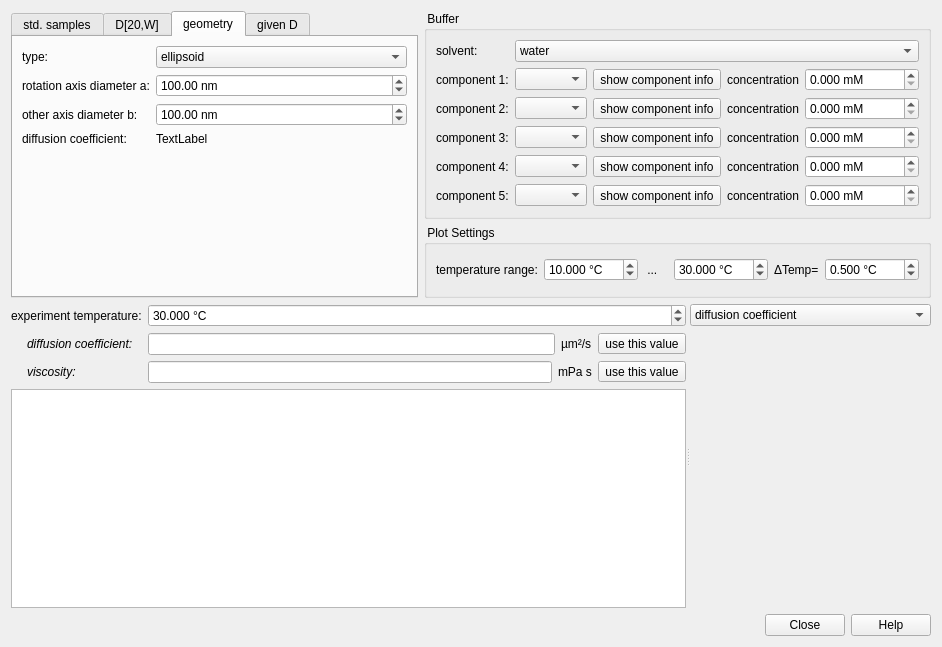
This is plugins/calc_diffcoeff/dlgcalcdiffcoeff.ui in jkriege2/QuickFit3 as Qt 5 draws it before an edit. The edited form follows.
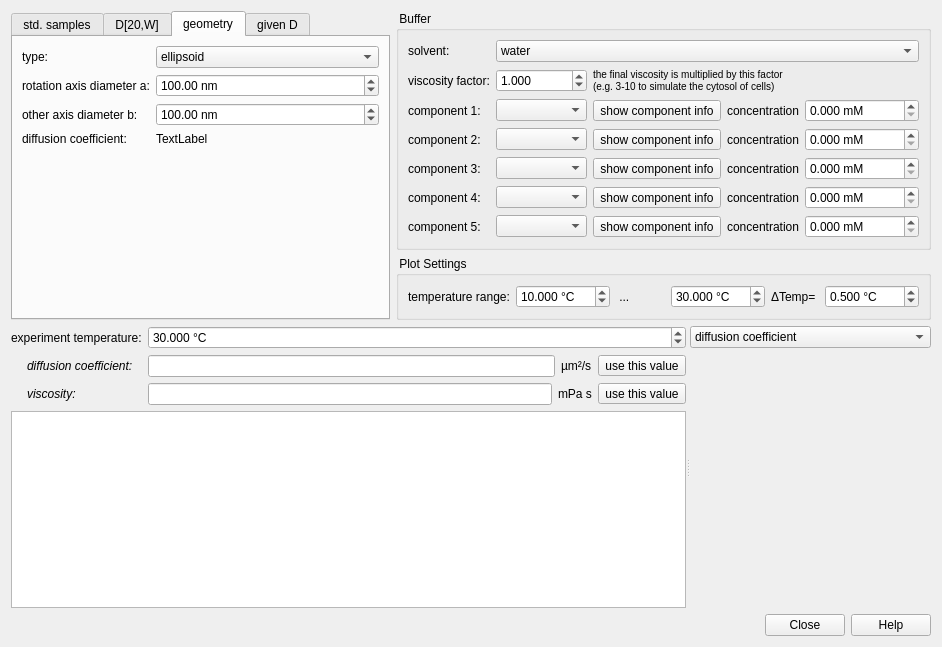
This is the edited form. Icons and pictures are not drawn. Custom widgets are drawn as their Qt base class.

Commit message: QuickFit3/calc_diffcoeff: added "viscosity factor", which is multiplied to any solution viscosity (e.g. to estimate diffusion in cells with eta_cell=3*eta_buffer) QuickFit3/table: when delete/adding a table column, the plot columns are altered accordingly, so the plots are no longer destroyed

```diff
--- a/plugins/calc_diffcoeff/dlgcalcdiffcoeff.ui
+++ b/plugins/calc_diffcoeff/dlgcalcdiffcoeff.ui
@@ -455,38 +455,38 @@
           </item>
          </widget>
         </item>
-        <item row="1" column="0">
+        <item row="2" column="0">
          <widget class="QLabel" name="label_14">
           <property name="text">
            <string>component 1:</string>
           </property>
          </widget>
         </item>
-        <item row="2" column="0">
+        <item row="3" column="0">
          <widget class="QLabel" name="label_15">
           <property name="text">
            <string>component 2:</string>
           </property>
          </widget>
         </item>
-        <item row="3" column="0">
+        <item row="4" column="0">
          <widget class="QLabel" name="label_16">
           <property name="text">
            <string>component 3:</string>
           </property>
          </widget>
         </item>
-        <item row="1" column="1" colspan="2">
+        <item row="2" column="1" colspan="2">
          <widget class="QComboBox" name="cmbCType1"/>
         </item>
-        <item row="1" column="4">
+        <item row="2" column="4">
          <widget class="QLabel" name="label_17">
           <property name="text">
            <string>concentration</string>
           </property>
          </widget>
         </item>
-        <item row="1" column="5" colspan="2">
+        <item row="2" column="5" colspan="2">
          <widget class="QDoubleSpinBox" name="spinCConcentration1">
           <property name="suffix">
            <string> mM</string>
@@ -505,36 +505,36 @@
           </property>
          </widget>
         </item>
-        <item row="2" column="1" colspan="2">
+        <item row="3" column="1" colspan="2">
          <widget class="QComboBox" name="cmbCType2"/>
         </item>
-        <item row="2" column="4">
+        <item row="3" column="4">
          <widget class="QLabel" name="label_18">
           <property name="text">
            <string>concentration</string>
           </property>
          </widget>
         </item>
-        <item row="2" column="5" colspan="2">
-         <widget class="QDoubleSpinBox" name="spinCConcentration2">
-          <property name="suffix">
-           <string> mM</string>
-          </property>
-          <property name="decimals">
-           <number>3</number>
-          </property>
-          <property name="minimum">
-           <double>0.000000000000000</double>
-          </property>
-          <property name="maximum">
-           <double>100000.000000000000000</double>
-          </property>
-          <property name="value">
-           <double>0.000000000000000</double>
-          </property>
-         </widget>
-        </item>
         <item row="3" column="5" colspan="2">
+         <widget class="QDoubleSpinBox" name="spinCConcentration2">
+          <property name="suffix">
+           <string> mM</string>
+          </property>
+          <property name="decimals">
+           <number>3</number>
+          </property>
+          <property name="minimum">
+           <double>0.000000000000000</double>
+          </property>
+          <property name="maximum">
+           <double>100000.000000000000000</double>
+          </property>
+          <property name="value">
+           <double>0.000000000000000</double>
+          </property>
+         </widget>
+        </item>
+        <item row="4" column="5" colspan="2">
          <widget class="QDoubleSpinBox" name="spinCConcentration3">
           <property name="suffix">
            <string> mM</string>
@@ -553,32 +553,18 @@
           </property>
          </widget>
         </item>
-        <item row="3" column="4">
+        <item row="4" column="4">
          <widget class="QLabel" name="label_19">
           <property name="text">
            <string>concentration</string>
           </property>
          </widget>
         </item>
-        <item row="3" column="1" colspan="2">
+        <item row="4" column="1" colspan="2">
          <widget class="QComboBox" name="cmbCType3"/>
         </item>
-        <item row="1" column="3">
-         <widget class="QToolButton" name="btnCHelp1">
-          <property name="toolTip">
-           <string>open a dialog with extended info on the selected component</string>
-          </property>
-          <property name="text">
-           <string>show component info</string>
-          </property>
-          <property name="icon">
-           <iconset resource="../../lib/lib.qrc">
-            <normaloff>:/lib/help.png</normaloff>:/lib/help.png</iconset>
-          </property>
-         </widget>
-        </item>
         <item row="2" column="3">
-         <widget class="QToolButton" name="btnCHelp2">
+         <widget class="QToolButton" name="btnCHelp1">
           <property name="toolTip">
            <string>open a dialog with extended info on the selected component</string>
           </property>
@@ -592,6 +578,20 @@
          </widget>
         </item>
         <item row="3" column="3">
+         <widget class="QToolButton" name="btnCHelp2">
+          <property name="toolTip">
+           <string>open a dialog with extended info on the selected component</string>
+          </property>
+          <property name="text">
+           <string>show component info</string>
+          </property>
+          <property name="icon">
+           <iconset resource="../../lib/lib.qrc">
+            <normaloff>:/lib/help.png</normaloff>:/lib/help.png</iconset>
+          </property>
+         </widget>
+        </item>
+        <item row="4" column="3">
          <widget class="QToolButton" name="btnCHelp3">
           <property name="toolTip">
            <string>open a dialog with extended info on the selected component</string>
@@ -605,17 +605,17 @@
           </property>
          </widget>
         </item>
-        <item row="4" column="0">
+        <item row="5" column="0">
          <widget class="QLabel" name="label_23">
           <property name="text">
            <string>component 4:</string>
           </property>
          </widget>
         </item>
-        <item row="4" column="1" colspan="2">
+        <item row="5" column="1" colspan="2">
          <widget class="QComboBox" name="cmbCType4"/>
         </item>
-        <item row="4" column="3">
+        <item row="5" column="3">
          <widget class="QToolButton" name="btnCHelp4">
           <property name="toolTip">
            <string>open a dialog with extended info on the selected component</string>
@@ -629,14 +629,14 @@
           </property>
          </widget>
         </item>
-        <item row="4" column="4">
+        <item row="5" column="4">
          <widget class="QLabel" name="label_24">
           <property name="text">
            <string>concentration</string>
           </property>
          </widget>
         </item>
-        <item row="4" column="5" colspan="2">
+        <item row="5" column="5" colspan="2">
          <widget class="QDoubleSpinBox" name="spinCConcentration4">
           <property name="suffix">
            <string> mM</string>
@@ -655,17 +655,17 @@
           </property>
          </widget>
         </item>
-        <item row="6" column="0">
+        <item row="7" column="0">
          <widget class="QLabel" name="label_25">
           <property name="text">
            <string>component 5:</string>
           </property>
          </widget>
         </item>
-        <item row="6" column="1" colspan="2">
+        <item row="7" column="1" colspan="2">
          <widget class="QComboBox" name="cmbCType5"/>
         </item>
-        <item row="6" column="3">
+        <item row="7" column="3">
          <widget class="QToolButton" name="btnCHelp5">
           <property name="toolTip">
            <string>open a dialog with extended info on the selected component</string>
@@ -679,14 +679,14 @@
           </property>
          </widget>
         </item>
-        <item row="6" column="4">
+        <item row="7" column="4">
          <widget class="QLabel" name="label_26">
           <property name="text">
            <string>concentration</string>
           </property>
          </widget>
         </item>
-        <item row="6" column="5" colspan="2">
+        <item row="7" column="5" colspan="2">
          <widget class="QDoubleSpinBox" name="spinCConcentration5">
           <property name="suffix">
            <string> mM</string>
@@ -705,6 +705,39 @@
           </property>
          </widget>
         </item>
+        <item row="1" column="0">
+         <widget class="QLabel" name="label_36">
+          <property name="text">
+           <string>viscosity factor:</string>
+          </property>
+         </widget>
+        </item>
+        <item row="1" column="1" colspan="2">
+         <widget class="QDoubleSpinBox" name="spinViscosityFactor">
+          <property name="suffix">
+           <string/>
+          </property>
+          <property name="decimals">
+           <number>3</number>
+          </property>
+          <property name="minimum">
+           <double>0.001000000000000</double>
+          </property>
+          <property name="maximum">
+           <double>999999.000000000000000</double>
+          </property>
+          <property name="value">
+           <double>1.000000000000000</double>
+          </property>
+         </widget>
+        </item>
+        <item row="1" column="3" colspan="4">
+         <widget class="QLabel" name="label_37">
+          <property name="text">
+           <string>&lt;span style=&quot; font-size:small;&quot;&gt;the final viscosity is multiplied by this factor&lt;br&gt;(e.g. 3-10 to simulate the cytosol of cells)&lt;/span&gt;</string>
+          </property>
+         </widget>
+        </item>
        </layout>
       </widget>
      </item>
```
Left out of the diff: 79 changed lines with no effect on the pictures. The commit also changes 7 other files.
